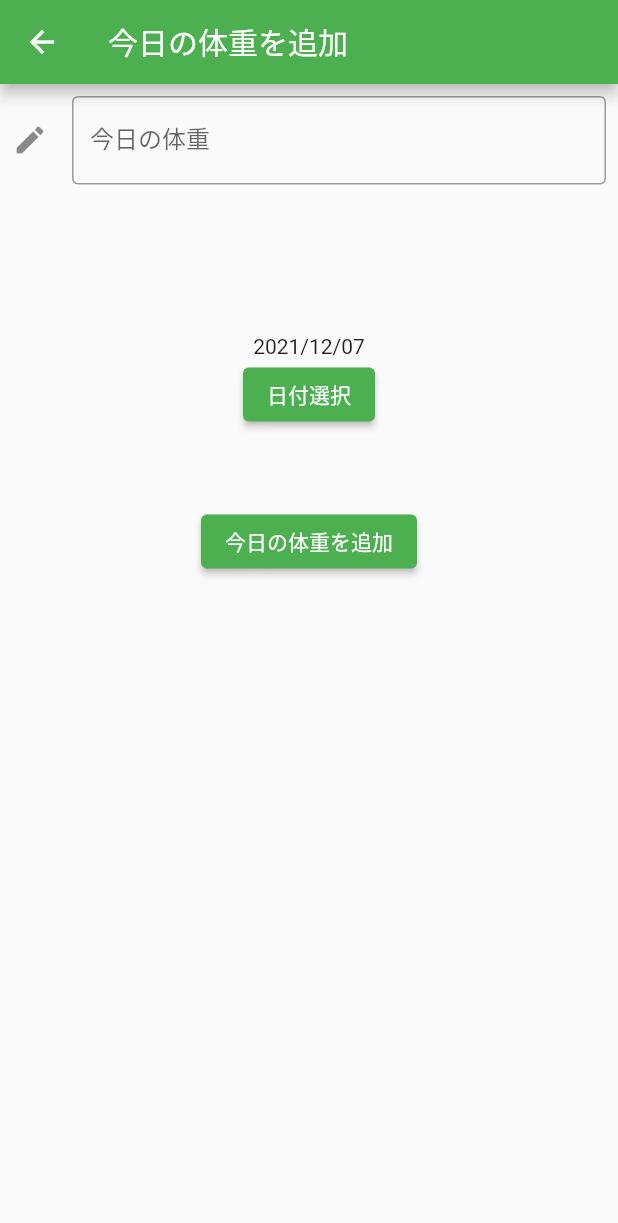
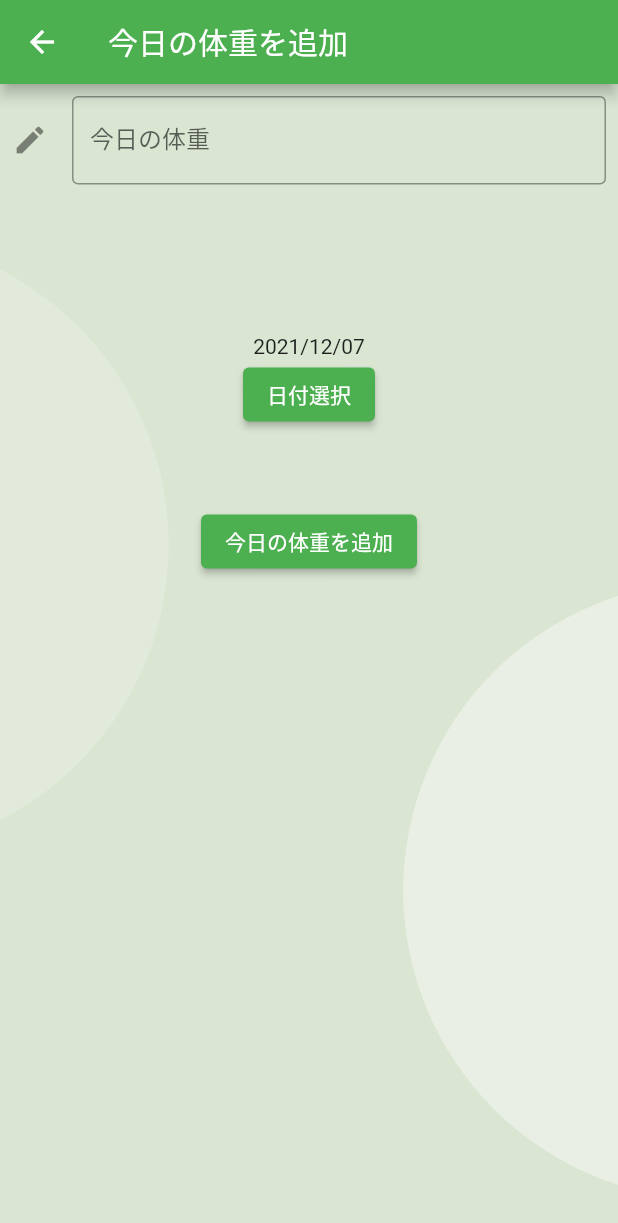
Before and after one commit to yamatku415/health_app, a Flutter app: the MyHomePage screen opened directly, after a tap on "決定", after a tap on "今日の体重記入", on a phone screen of 412 x 824 dp. Shown: the top 1223 px of the screen. Run offline on Flutter 3.47's test engine with Material 2 defaults, Android fonts, the phone set to English and light mode, and no system bars; our stand-ins replace charts_flutter, cloud_firestore, firebase_auth, firebase_core, flutter_slidable, google_sign_in and 1 more; missing offline and left inert: sign_button; accounts and stored records are empty.

Commit message:
グラフが画面アップ可能 背景変更 first画面の日付の変更

```diff
--- a/lib/add_weight/add_weight_page.dart
+++ b/lib/add_weight/add_weight_page.dart
@@ -3,6 +3,7 @@ import 'package:flutter/services.dart';
 import 'package:intl/intl.dart';
 import 'package:provider/provider.dart';
 
+import '../back_ground.dart';
 import 'add_weight_model.dart';
 
 class AddWeightPage extends StatefulWidget {
@@ -19,7 +20,9 @@ class _AddWeightPage extends State<AddWeightPage> {
           appBar: AppBar(
             title: Text('今日の体重を追加'),
           ),
-        body: Center(
+          body: Stack(children: [
+            AppBackground(),
+            Center(
               child: Consumer<AddWeightModel>(builder: (context, model, child) {
                 return Padding(
                     padding: const EdgeInsets.all(8.0),
@@ -87,7 +90,7 @@ class _AddWeightPage extends State<AddWeightPage> {
                     ));
               }),
             ),
-      ),
+          ])),
     );
   }
 
--- /dev/null
+++ b/lib/back_ground.dart
@@ -0,0 +1,39 @@
+import 'package:flutter/material.dart';
+
+class AppBackground extends StatelessWidget {
+  @override
+  Widget build(BuildContext context) {
+    return LayoutBuilder(builder: (context, contraint) {
+      final height = contraint.maxHeight;
+      final width = contraint.maxWidth;
+
+      return Stack(
+        children: <Widget>[
+          Container(
+            color: Color(0xFFDAE5D2),
+          ),
+          Positioned(
+            top: height * 0.20,
+            left: height * 0.35,
+            child: Container(
+              height: height,
+              width: width,
+              decoration: BoxDecoration(
+                  shape: BoxShape.circle, color: Colors.white.withOpacity(0.4)),
+            ),
+          ),
+          Positioned(
+            top: -height * 0.10,
+            left: -height * 0.39,
+            child: Container(
+              height: height,
+              width: width,
+              decoration: BoxDecoration(
+                  shape: BoxShape.circle, color: Colors.white.withOpacity(0.2)),
+            ),
+          ),
+        ],
+      );
+    });
+  }
+}
--- a/lib/first_forms/my_home_page.dart
+++ b/lib/first_forms/my_home_page.dart
@@ -5,6 +5,8 @@ import 'package:health_app/login/login_page.dart';
 import 'package:health_app/weight_list/weight_list_page.dart';
 import 'package:intl/intl.dart';
 import 'package:shared_preferences/shared_preferences.dart';
+
+import '../back_ground.dart';
 
 class SharedValues {
   //ここの値は変更されずに様々なクラスから参照される。
@@ -79,7 +81,9 @@ class _MyHomePage extends State<MyHomePage> {
             '身長と体重を記入',
           ),
         ),
-      body: Padding(
+        body: Stack(children: [
+          AppBackground(),
+          Padding(
             padding: const EdgeInsets.all(8.0),
             child: Form(
               key: SharedValues.instance._formKey, // 作成したフォームキーを指定
@@ -121,13 +125,12 @@ class _MyHomePage extends State<MyHomePage> {
                       padding: const EdgeInsets.all(30.0),
                       child: Column(
                         children: <Widget>[
-                      Text(fDate ?? ""),
+                          Text(fDate ?? DateFormat('yyyy/MM/dd').format(_date)),
                           Center(
                               child: ElevatedButton(
                             onPressed: () {
                               if (fDate == null) {
                                 _selectDate(context);
-                            fDate = DateFormat('yyyy/MM/dd').format(_date);
                               } else {
                                 _selectedDate(context);
                                 SharedValues.instance.firstDay =
@@ -150,6 +153,7 @@ class _MyHomePage extends State<MyHomePage> {
                           if (SharedValues.instance._formKey.currentState!
                               .validate()) {
                             idealMath();
+                            fDate = DateFormat('yyyy/MM/dd').format(_date);
                           }
                         },
                         child: Text('決定'),
@@ -161,9 +165,9 @@ class _MyHomePage extends State<MyHomePage> {
                       padding: const EdgeInsets.all(8.0),
                       child: RaisedButton(
                           child: Text('今日の体重記入'),
-                      color: Colors.white,
+                          color: Color(0xFFDAE5D2),
                           shape: const StadiumBorder(
-                        side: BorderSide(color: Colors.green),
+                            side: BorderSide(color: Color(0xFF468B08)),
                           ),
                           onPressed: () {
                             Navigator.push(
@@ -177,9 +181,9 @@ class _MyHomePage extends State<MyHomePage> {
                       padding: const EdgeInsets.all(8.0),
                       child: RaisedButton(
                           child: Text('体重リスト'),
-                      color: Colors.white,
+                          color: Color(0xFFDAE5D2),
                           shape: const StadiumBorder(
-                        side: BorderSide(color: Colors.green),
+                            side: BorderSide(color: Color(0xFF254E00)),
                           ),
                           onPressed: () {
                             Navigator.push(
@@ -195,15 +199,16 @@ class _MyHomePage extends State<MyHomePage> {
                       padding: const EdgeInsets.all(8.0),
                       child: RaisedButton(
                         child: Text('グラフ'),
-                    color: Colors.white,
+                        color: Color(0xFFDAE5D2),
                         shape: const StadiumBorder(
-                      side: BorderSide(color: Colors.green),
+                          side: BorderSide(color: Color(0xFF254E00)),
                         ),
                         onPressed: () {
                           ///idealがnullだったらelse文使ってスナックバー表示こっち！！
                           idealMath();
 
-                      SharedValues.instance.firstDay = formatter.parse(fDate!);
+                          SharedValues.instance.firstDay =
+                              formatter.parse(fDate!);
 
                           if (SharedValues.instance.ideal != null)
                             Navigator.push(
@@ -217,9 +222,13 @@ class _MyHomePage extends State<MyHomePage> {
                   ]),
                   if (SharedValues.instance.ideal != null)
                     Container(
+                        decoration: BoxDecoration(
+                          borderRadius: BorderRadius.circular(10),
+                          border: Border.all(color: Colors.green),
+                        ),
                         alignment: Alignment.center,
                         child: Text(
-                      'あなたの目標体重は${SharedValues.instance.ideal}です',
+                          'あなたの目標体重は${SharedValues.instance.ideal}kgです',
                           style: TextStyle(
                               decoration: TextDecoration.underline,
                               fontWeight: FontWeight.bold,
@@ -230,7 +239,7 @@ class _MyHomePage extends State<MyHomePage> {
               ),
             ),
           ),
-    );
+        ]));
   }
 
   DateTime _date = DateTime.now();
```
Also changed, not shown: lib/edit_weight/edit_weight_page.dart (+7 -10 lines), lib/line_grahp/graph_page.dart (+11 -5 lines), lib/login/login_page.dart (+7 -2 lines), lib/weight_list/weight_list_page.dart (+6 -1 lines). Lines whose indentation alone changed are shown as unchanged.
